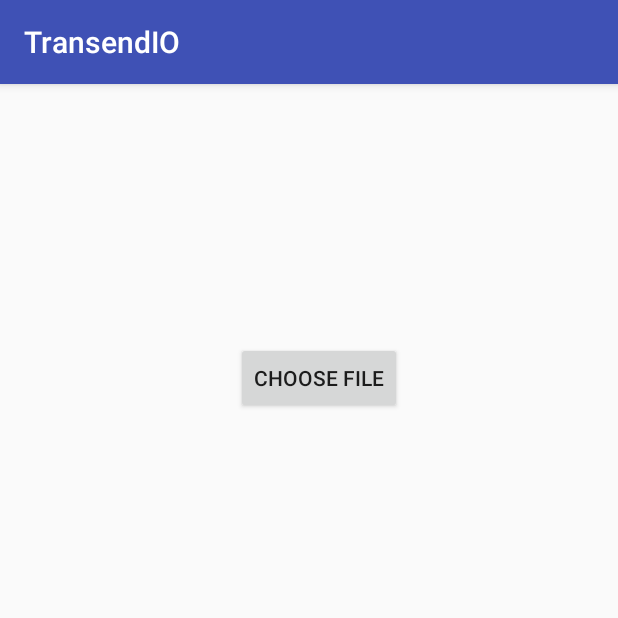
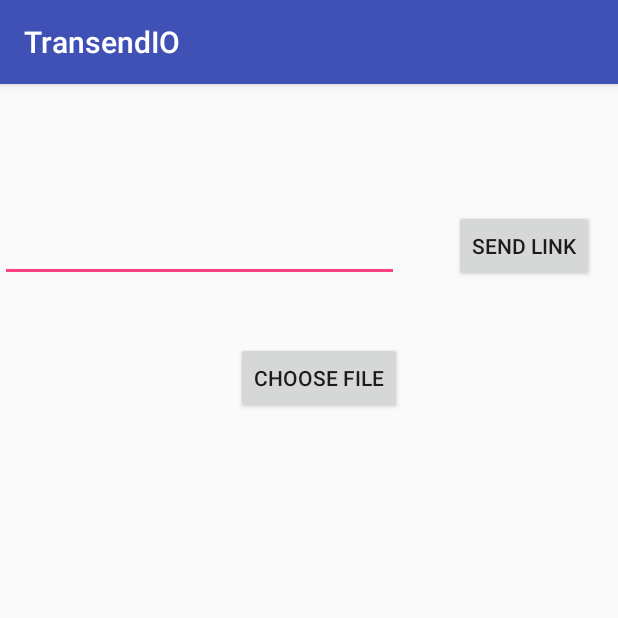
Before and after one commit to araya203/transend, an Android app: the screen it shows after launch (MainActivity), after a tap on "CHOOSE FILE", on a phone screen of 412 x 824 dp, the top half of it. Run offline under Robolectric (Android 15) with nearby library versions, the phone set to English and light mode, and no system bars; libraries missing offline, so code that uses them is left out: com.github.nkzawa.emitter, com.github.nkzawa.socketio, com.nbsp.materialfilepicker; 1 statement that could not run was skipped.

Commit message:
Adding functionality for sending links in android

```diff
--- a/TransendIO/app/src/main/java/com/transend/araya/transendio/MainActivity.java
+++ b/TransendIO/app/src/main/java/com/transend/araya/transendio/MainActivity.java
@@ -22,6 +22,7 @@ import android.os.Bundle;
 import android.text.TextUtils;
 import android.util.Log;
 import android.view.View;
+import android.webkit.URLUtil;
 import android.widget.Button;
 import android.widget.EditText;
 import android.widget.TextView;
@@ -54,6 +55,7 @@ import java.util.Map;
 import java.util.zip.ZipEntry;
 import java.util.zip.ZipOutputStream;
 
+import static android.webkit.URLUtil.isValidUrl;
 import static com.transend.araya.transendio.FileName.zip;
 
 public class MainActivity extends AppCompatActivity implements View.OnClickListener{
@@ -69,6 +71,9 @@ public class MainActivity extends AppCompatActivity implements View.OnClickListe
 
     TextView textView;
     Button filebutton;
+    EditText linkUrl;
+    Button sendLink;
+
     public  static final int PERMISSIONS_MULTIPLE_REQUEST = 123;
     private static final int READ_REQUEST_CODE = 42;
 
@@ -79,19 +84,40 @@ public class MainActivity extends AppCompatActivity implements View.OnClickListe
         super.onCreate(savedInstanceState);
 
         setContentView(R.layout.activity_main);
+        filebutton = findViewById(R.id.chooseFile);
+        linkUrl = findViewById(R.id.linkUrl);
+        sendLink = findViewById(R.id.sendLink);
+        filebutton.setOnClickListener(this);
+        sendLink.setOnClickListener(this);
+
         checkPermissions();
 
         Intent intent = getIntent();
 
+        if ("text/plain".equals(intent.getType())) {
+            Bundle extras = getIntent().getExtras();
+            String url = extras.getString(Intent.EXTRA_TEXT);
+            Log.d("URL", url);
+            if (url != null && isValidUrl(url)) {
+                linkUrl.setText(url);
+            }
+            else {
+                Snackbar.make(findViewById(android.R.id.content),
+                        "Not a valid URL",
+                        Snackbar.LENGTH_SHORT).show();
+            }
+        }
+        else {
             FileName.tryFilePathFromAction(getApplicationContext(), intent);
             String fileName = FileName.getFilePath();
 
             if (fileName != null) {
-            startActivityForResult(new Intent(MainActivity.this, ScannedBarcodeActivity.class),999);
+                startActivityForResult(new Intent(MainActivity.this, ScannedBarcodeActivity.class), 999);
+            }
         }
 
-        filebutton = findViewById(R.id.buttonFiles);
-        filebutton.setOnClickListener(this);
+
+
     }
 
     private void checkPermissions() {
@@ -261,32 +287,43 @@ public class MainActivity extends AppCompatActivity implements View.OnClickListe
                             e.printStackTrace();
                         }
                         mSocket.emit("sendingstatus", sendingJson);
+
+                        String url = linkUrl.getText().toString();
+                        try {
+                            JSONObject json = new JSONObject();
+                            if (!url.matches("")) {
+                                json.put("sessionid", session_id);
+                                json.put("url", url);
+                            }
+                            else {
                                 File file = new File(FileName.getFilePath());
                                 FileInputStream fileStream = null;
 
-                        try {
+
                                 fileStream = new FileInputStream(file);
                                 BufferedInputStream fileBuffer = new BufferedInputStream(fileStream);
                                 String filename = file.getName();
-                            JSONObject json = new JSONObject();
+
                                 json.put("sessionid", session_id);
                                 json.put("filename", file.getName());
 
                                 ByteArrayOutputStream baos = new ByteArrayOutputStream();
                                 int byteToBeRead = -1;
-                            while((byteToBeRead = fileBuffer.read())!=-1){
+                                while ((byteToBeRead = fileBuffer.read()) != -1) {
                                     baos.write(byteToBeRead);
                                 }
                                 byte[] mybytearray = baos.toByteArray();
                                 json.put("content", mybytearray);
+                            }
                             mSocket.emit("payload", json);
-
-                        } catch (FileNotFoundException e) {
+                        }
+                        catch (FileNotFoundException e) {
                                 e.printStackTrace();
                         }
                         catch (IOException e) {
                                 e.printStackTrace();
-                        } catch (JSONException e) {
+                        }
+                        catch (JSONException e) {
                                 e.printStackTrace();
                         }
                     }
@@ -305,7 +342,7 @@ public class MainActivity extends AppCompatActivity implements View.OnClickListe
     @Override
     public void onClick(View v) {
         switch (v.getId()) {
-            case R.id.buttonFiles:
+            case R.id.chooseFile:
                 // ACTION_OPEN_DOCUMENT is the intent to choose a file via the system's file
                 // browser.
                 Intent intent = new Intent(Intent.ACTION_OPEN_DOCUMENT);
@@ -326,6 +363,10 @@ public class MainActivity extends AppCompatActivity implements View.OnClickListe
 //                        .withRequestCode(1000)
 //                        .withHiddenFiles(true) // Show hidden files and folders
 //                        .start();
+            case R.id.sendLink:
+                if (!linkUrl.getText().toString().matches("")) {
+                    startActivityForResult(new Intent(MainActivity.this, ScannedBarcodeActivity.class), 999);
+                }
                 break;
         }
     }
--- a/TransendIO/app/src/main/res/layout/activity_main.xml
+++ b/TransendIO/app/src/main/res/layout/activity_main.xml
@@ -15,9 +15,27 @@
         tools:layout_editor_absoluteX="153dp"
         tools:layout_editor_absoluteY="114dp" />
 
+    <EditText
+        android:id="@+id/linkUrl"
+        android:layout_width="266dp"
+        android:layout_height="48dp"
+        android:layout_marginTop="84dp"
+        app:layout_constraintTop_toTopOf="parent"
+        tools:layout_editor_absoluteX="4dp" />
 
     <Button
-        android:id="@+id/buttonFiles"
+        android:id="@+id/sendLink"
+        android:layout_width="wrap_content"
+        android:layout_height="wrap_content"
+        android:layout_marginEnd="16dp"
+        android:layout_marginRight="16dp"
+        android:layout_marginTop="84dp"
+        android:text="Send Link"
+        app:layout_constraintEnd_toEndOf="parent"
+        app:layout_constraintTop_toTopOf="parent" />
+
+    <Button
+        android:id="@+id/chooseFile"
         android:layout_width="wrap_content"
         android:layout_height="wrap_content"
         android:layout_marginEnd="144dp"
```
Lines whose indentation alone changed are shown as unchanged.
